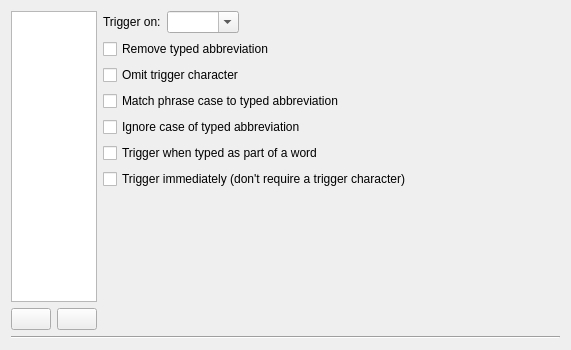
Above: lib/autokey/qtui/resources/ui/abbrsettings.ui from autokey/autokey before the change. Below: the same form after it.
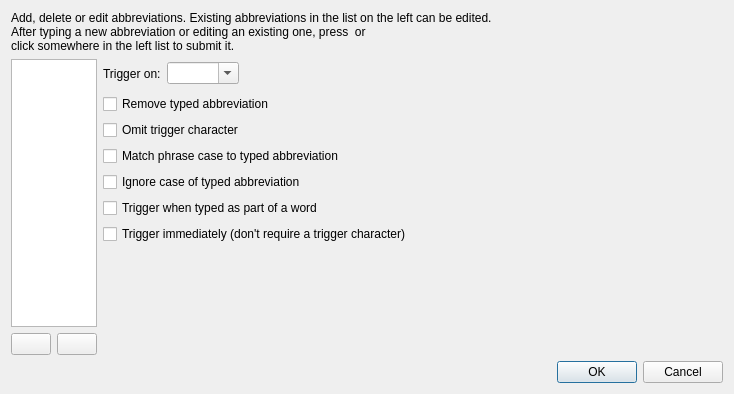
That is the form after the change. Icons and pictures are not drawn.

Commit message: Converted the AbbrSettings UI into a QDialog. Merged AbbrSettings into AbbrSettingsDialog.

Patch:
```diff
--- a/lib/autokey/qtui/resources/ui/abbrsettings.ui
+++ b/lib/autokey/qtui/resources/ui/abbrsettings.ui
@@ -1,150 +1,170 @@
 <?xml version="1.0" encoding="UTF-8"?>
 <ui version="4.0">
- <class>Form</class>
- <widget class="QWidget" name="Form">
+ <class>Dialog</class>
+ <widget class="QDialog" name="Dialog">
+  <property name="windowModality">
+   <enum>Qt::NonModal</enum>
+  </property>
   <property name="geometry">
    <rect>
     <x>0</x>
     <y>0</y>
-    <width>571</width>
-    <height>350</height>
+    <width>734</width>
+    <height>394</height>
    </rect>
   </property>
   <property name="windowTitle">
    <string>Form</string>
   </property>
   <layout class="QGridLayout" name="gridLayout">
-   <item row="2" column="5">
-    <widget class="QComboBox" name="wordCharCombo">
-     <property name="editable">
-      <bool>true</bool>
+   <item row="8" column="3">
+    <spacer name="verticalSpacer">
+     <property name="orientation">
+      <enum>Qt::Vertical</enum>
      </property>
-    </widget>
+     <property name="sizeHint" stdset="0">
+      <size>
+       <width>20</width>
+       <height>40</height>
+      </size>
+     </property>
+    </spacer>
    </item>
-   <item row="6" column="3" colspan="4">
-    <widget class="QCheckBox" name="ignoreCaseCheckbox">
+   <item row="9" column="1">
+    <widget class="QPushButton" name="removeButton">
+     <property name="toolTip">
+      <string>Delete the selected abbreviation.</string>
+     </property>
      <property name="text">
-      <string>Ignore case of typed abbreviation</string>
+      <string/>
+     </property>
+     <property name="icon">
+      <iconset theme="list-remove">
+       <normaloff>.</normaloff>.</iconset>
      </property>
     </widget>
    </item>
-   <item row="3" column="3" colspan="4">
+   <item row="2" column="2" colspan="3">
     <widget class="QCheckBox" name="removeTypedCheckbox">
      <property name="text">
       <string>Remove typed abbreviation</string>
      </property>
     </widget>
    </item>
-   <item row="2" column="6">
-    <spacer name="horizontalSpacer">
-     <property name="orientation">
-      <enum>Qt::Horizontal</enum>
-     </property>
-     <property name="sizeHint" stdset="0">
-      <size>
-       <width>40</width>
-       <height>20</height>
-      </size>
-     </property>
-    </spacer>
-   </item>
-   <item row="2" column="3" colspan="2">
-    <widget class="QLabel" name="triggerOnLabel">
-     <property name="text">
-      <string>Trigger on:</string>
-     </property>
-    </widget>
-   </item>
-   <item row="5" column="3" colspan="4">
+   <item row="4" column="2" colspan="3">
     <widget class="QCheckBox" name="matchCaseCheckbox">
      <property name="text">
       <string>Match phrase case to typed abbreviation</string>
      </property>
     </widget>
    </item>
-   <item row="8" column="3" colspan="4">
-    <widget class="QCheckBox" name="immediateCheckbox">
-     <property name="text">
-      <string>Trigger immediately (don't require a trigger character)</string>
-     </property>
-    </widget>
-   </item>
-   <item row="4" column="3" colspan="4">
+   <item row="3" column="2" colspan="3">
     <widget class="QCheckBox" name="omitTriggerCheckbox">
      <property name="text">
       <string>Omit trigger character</string>
      </property>
     </widget>
    </item>
-   <item row="7" column="3" colspan="4">
+   <item row="1" column="3">
+    <widget class="QComboBox" name="wordCharCombo">
+     <property name="editable">
+      <bool>true</bool>
+     </property>
+    </widget>
+   </item>
+   <item row="5" column="2" colspan="3">
+    <widget class="QCheckBox" name="ignoreCaseCheckbox">
+     <property name="text">
+      <string>Ignore case of typed abbreviation</string>
+     </property>
+    </widget>
+   </item>
+   <item row="1" column="2">
+    <widget class="QLabel" name="triggerOnLabel">
+     <property name="text">
+      <string>Trigger on:</string>
+     </property>
+    </widget>
+   </item>
+   <item row="6" column="2" colspan="3">
     <widget class="QCheckBox" name="triggerInsideCheckbox">
      <property name="text">
       <string>Trigger when typed as part of a word</string>
      </property>
     </widget>
    </item>
-   <item row="2" column="0" rowspan="8" colspan="3">
-    <layout class="QGridLayout" name="gridLayout_2">
-     <item row="0" column="0" colspan="2">
-      <widget class="QListWidget" name="abbrListWidget">
-       <property name="sizePolicy">
-        <sizepolicy hsizetype="Ignored" vsizetype="Expanding">
-         <horstretch>0</horstretch>
-         <verstretch>0</verstretch>
-        </sizepolicy>
-       </property>
-       <property name="alternatingRowColors">
-        <bool>true</bool>
-       </property>
-       <property name="uniformItemSizes">
-        <bool>true</bool>
-       </property>
-      </widget>
-     </item>
-     <item row="1" column="1">
-      <widget class="QPushButton" name="removeButton">
-       <property name="text">
-        <string/>
-       </property>
-       <property name="icon">
-        <iconset theme="list-remove">
-         <normaloff>.</normaloff>.</iconset>
-       </property>
-      </widget>
-     </item>
-     <item row="1" column="0">
-      <widget class="QPushButton" name="addButton">
-       <property name="icon">
-        <iconset theme="list-add">
-         <normaloff>.</normaloff>.</iconset>
-       </property>
-       <property name="flat">
-        <bool>false</bool>
-       </property>
-      </widget>
-     </item>
-    </layout>
-   </item>
-   <item row="10" column="0" colspan="7">
-    <widget class="Line" name="line">
+   <item row="1" column="4">
+    <spacer name="horizontalSpacer">
      <property name="orientation">
       <enum>Qt::Horizontal</enum>
-     </property>
-    </widget>
-   </item>
-   <item row="9" column="5">
-    <spacer name="verticalSpacer">
-     <property name="orientation">
-      <enum>Qt::Vertical</enum>
      </property>
      <property name="sizeHint" stdset="0">
       <size>
-       <width>20</width>
-       <height>40</height>
+       <width>360</width>
+       <height>29</height>
       </size>
      </property>
     </spacer>
    </item>
+   <item row="10" column="0" colspan="5">
+    <widget class="QDialogButtonBox" name="buttonBox">
+     <property name="orientation">
+      <enum>Qt::Horizontal</enum>
+     </property>
+     <property name="standardButtons">
+      <set>QDialogButtonBox::Cancel|QDialogButtonBox::Ok</set>
+     </property>
+    </widget>
+   </item>
+   <item row="7" column="2" colspan="3">
+    <widget class="QCheckBox" name="immediateCheckbox">
+     <property name="text">
+      <string>Trigger immediately (don't require a trigger character)</string>
+     </property>
+    </widget>
+   </item>
+   <item row="1" column="0" rowspan="8" colspan="2">
+    <widget class="QListWidget" name="abbrListWidget">
+     <property name="sizePolicy">
+      <sizepolicy hsizetype="Ignored" vsizetype="Expanding">
+       <horstretch>0</horstretch>
+       <verstretch>0</verstretch>
+      </sizepolicy>
+     </property>
+     <property name="toolTip">
+      <string>These abbreviations are already assigned. After editing, press &lt;Enter&gt; or select another element to save.</string>
+     </property>
+     <property name="alternatingRowColors">
+      <bool>true</bool>
+     </property>
+     <property name="uniformItemSizes">
+      <bool>true</bool>
+     </property>
+    </widget>
+   </item>
+   <item row="9" column="0">
+    <widget class="QPushButton" name="addButton">
+     <property name="toolTip">
+      <string>Add a new abbreviation.</string>
+     </property>
+     <property name="icon">
+      <iconset theme="list-add">
+       <normaloff>.</normaloff>.</iconset>
+     </property>
+     <property name="flat">
+      <bool>false</bool>
+     </property>
+    </widget>
+   </item>
+   <item row="0" column="0" colspan="5">
+    <widget class="QLabel" name="label">
+     <property name="text">
+      <string>Add, delete or edit abbreviations. Existing abbreviations in the list on the left can be edited.
+After typing a new abbreviation or editing an existing one, press &lt;Enter&gt; or
+click somewhere in the left list to submit it.</string>
+     </property>
+    </widget>
+   </item>
   </layout>
  </widget>
  <resources/>
```
Left out of the diff: 53 changed lines with no effect on the pictures. The commit also changes 2 other files.
